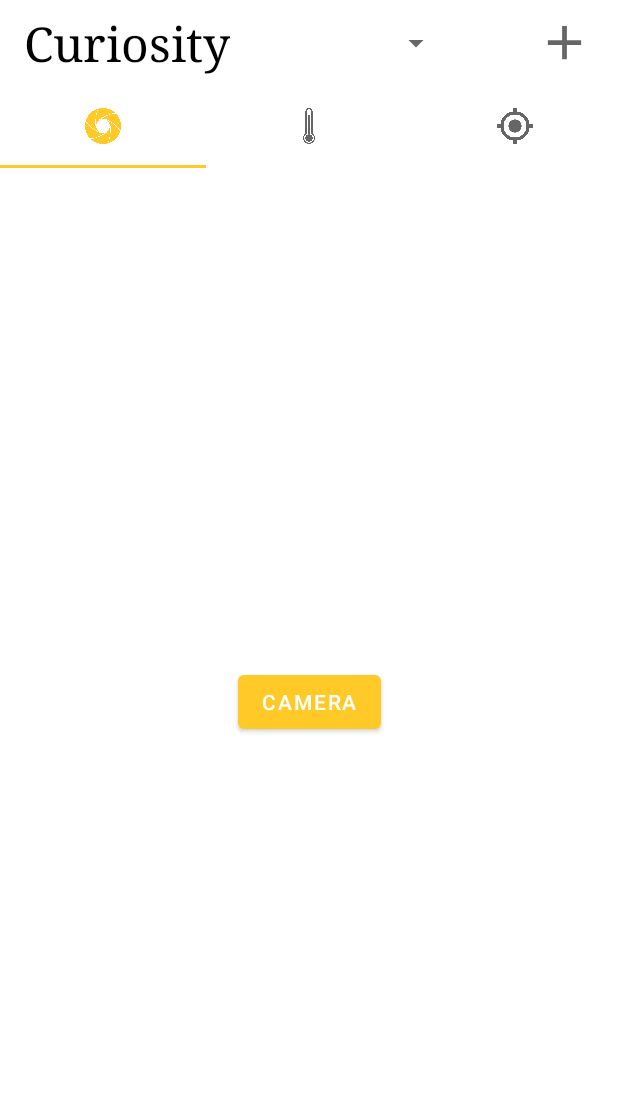
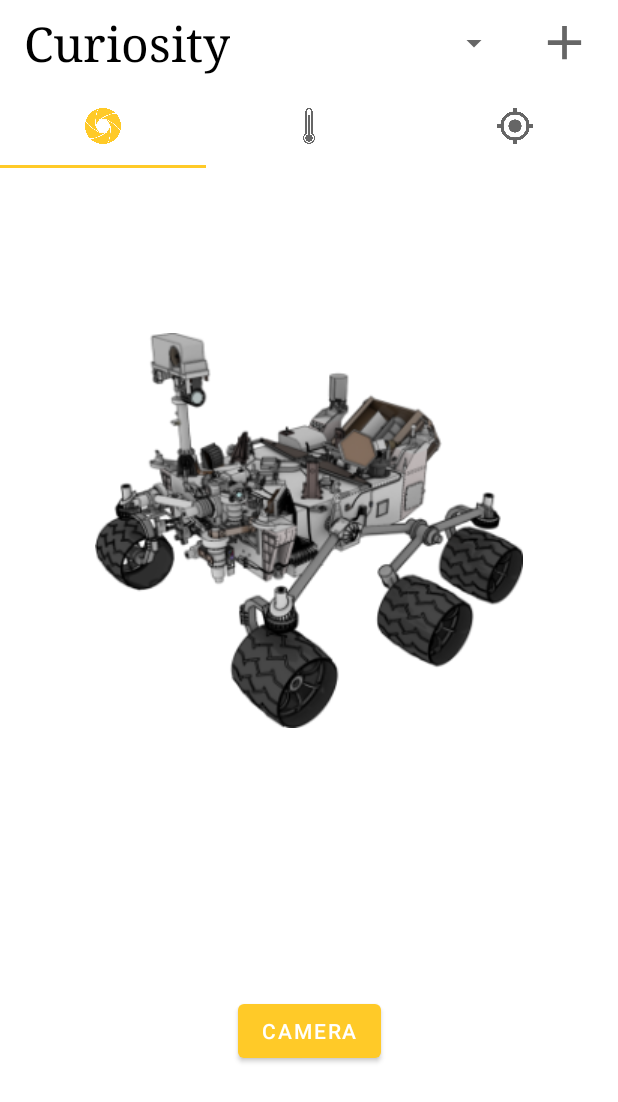
Before and after one commit to Solunax/Curiosity, an Android app: the screen it shows after launch (MainActivity), after a tap on an icon or button, on a phone screen of 412 x 824 dp. Shown: the top 1102 px of the screen. Run offline under Robolectric (Android 15) with nearby library versions, the phone set to English and light mode, and no system bars; our stand-ins replace Room's generated code; libraries missing offline, so code that uses them is left out: com.daimajia.androidanimations; 4 statements that could not run were skipped.

Commit message:
add map type select function(Hybrid, Normal), draw a route with the location of the Rover, Allow HTTP connections only from Gps Fragments, change Spinner design(font, text color), initialize Map markers and routes when user changes spinner items, Image Capture Test Code

```diff
--- a/app/src/main/AndroidManifest.xml
+++ b/app/src/main/AndroidManifest.xml
@@ -3,6 +3,7 @@
     package="com.project.curiosity">
 
     <uses-permission android:name="android.permission.INTERNET"/>
+    <uses-permission android:name="android.permission.WRITE_EXTERNAL_STORAGE"/>
 
     <application
         android:usesCleartextTraffic="true"
--- a/app/src/main/java/com/project/curiosity/MainActivity.kt
+++ b/app/src/main/java/com/project/curiosity/MainActivity.kt
@@ -14,6 +14,7 @@ import androidx.appcompat.content.res.AppCompatResources
 import com.google.android.material.tabs.TabLayout
 import com.google.android.material.tabs.TabLayoutMediator
 import com.project.curiosity.databinding.MainActivityBinding
+import com.project.curiosity.fragment.GpsFragment
 import com.project.curiosity.fragmentAdapter.StateAdapter
 import com.project.curiosity.room.AppDataBase
 import kotlinx.coroutines.CoroutineScope
@@ -30,6 +31,7 @@ class MainActivity : AppCompatActivity(){
     private val deviceNameList = LinkedList<String>()
     private val tabIcon = arrayOf(R.drawable.cam, R.drawable.temp, R.drawable.gps)
     private lateinit var deviceSpinner:Spinner
+    private var fragmentIndex = 1
 
     override fun onCreate(savedInstanceState: Bundle?) {
         super.onCreate(savedInstanceState)
@@ -48,8 +50,8 @@ class MainActivity : AppCompatActivity(){
             if(it.resultCode == RESULT_OK)
                 getDeviceID(deviceDB)
         }
-
-        viewPager.adapter = StateAdapter(supportFragmentManager, lifecycle)
+        val manager = supportFragmentManager
+        viewPager.adapter = StateAdapter(manager, lifecycle)
         viewPager.currentItem = 1
 
         addDeviceButton.setOnClickListener {
@@ -58,24 +60,30 @@ class MainActivity : AppCompatActivity(){
             getResultActivity.launch(intent)
         }
 
+        tabLayout.addOnTabSelectedListener(object : TabLayout.OnTabSelectedListener{
+            override fun onTabSelected(tab: TabLayout.Tab?) {
+                fragmentIndex = tab!!.position
+            }
 
-//        tabLayout.addOnTabSelectedListener(object : TabLayout.OnTabSelectedListener{
-//            override fun onTabSelected(tab: TabLayout.Tab?) {
-//
-//            }
-//
-//            override fun onTabUnselected(tab: TabLayout.Tab?) {
-//
-//            }
-//
-//            override fun onTabReselected(tab: TabLayout.Tab?) {
-//
-//            }
-//        })
+            override fun onTabUnselected(tab: TabLayout.Tab?) {
+            }
 
+            override fun onTabReselected(tab: TabLayout.Tab?) {
+            }
+        })
         TabLayoutMediator(tabLayout, viewPager){tab, position ->
             tab.icon = AppCompatResources.getDrawable(applicationContext, tabIcon[position])
         }.attach()
+
+        deviceSpinner.onItemSelectedListener = object : AdapterView.OnItemSelectedListener{
+            override fun onItemSelected(p0: AdapterView<*>?, p1: View?, p2: Int, p3: Long) {
+                val fragment: GpsFragment? = supportFragmentManager.findFragmentByTag("f2") as GpsFragment?
+                fragment?.drawRoute(true)
+            }
+
+            override fun onNothingSelected(p0: AdapterView<*>?) {
+            }
+        }
     }
 
     fun getSpinnerData():String{
@@ -87,17 +95,20 @@ class MainActivity : AppCompatActivity(){
 
     }
 
+    fun getFragmentLocation():Int{
+        return fragmentIndex
+    }
+
     private fun getDeviceID(db:AppDataBase){
         deviceNameList.clear()
         job = CoroutineScope(Dispatchers.IO).launch {
             val deviceList = db.DeviceDAO().getDeviceData()
-
             deviceList.forEach {
-                Log.d("DD", it.deviceID)
                 deviceNameList.add(it.deviceID)
             }
-            val adapter = ArrayAdapter(applicationContext, androidx.appcompat.R.layout.support_simple_spinner_dropdown_item, deviceNameList)
+            val adapter = ArrayAdapter(applicationContext, R.layout.spinner_item, deviceNameList)
             runOnUiThread { deviceSpinner.adapter = adapter }
         }
     }
+
 }
--- a/app/src/main/java/com/project/curiosity/fragmentAdapter/StateAdapter.kt
+++ b/app/src/main/java/com/project/curiosity/fragmentAdapter/StateAdapter.kt
@@ -11,16 +11,17 @@ import com.project.curiosity.fragment.GraphFragment
 private const val numberOfTab = 3
 
 class StateAdapter(fragmentManager: FragmentManager, lifecycle: Lifecycle) : FragmentStateAdapter(fragmentManager, lifecycle){
+    private val fragmentArray = arrayOf(CameraFragment(), GraphFragment(), GpsFragment())
     override fun getItemCount(): Int {
         return numberOfTab
     }
 
     override fun createFragment(position: Int): Fragment {
-        when(position){
-            0 -> return CameraFragment()
-            1 -> return GraphFragment()
-            2 -> return GpsFragment()
+        return when(position){
+            0 -> fragmentArray[0]
+            1 -> fragmentArray[1]
+            2 -> fragmentArray[2]
+            else -> fragmentArray[1]
         }
-        return GraphFragment()
     }
 }
--- a/app/src/main/java/com/project/curiosity/room/AppDataBase.kt
+++ b/app/src/main/java/com/project/curiosity/room/AppDataBase.kt
@@ -20,9 +20,5 @@ abstract class AppDataBase : RoomDatabase(){
             }
             return instance
         }
-//        Instance 초기화 코드
-//        fun deleteInstance(){
-//            instance = null
-//        }
     }
 }
--- a/app/src/main/res/layout/camera_fragment.xml
+++ b/app/src/main/res/layout/camera_fragment.xml
@@ -13,6 +13,18 @@
         app:layout_constraintBottom_toBottomOf="parent"
         app:layout_constraintEnd_toEndOf="parent"
         app:layout_constraintStart_toStartOf="parent"
-        app:layout_constraintTop_toTopOf="parent" />
+        app:layout_constraintTop_toTopOf="parent"
+        app:layout_constraintVertical_bias="0.83" />
+
+    <ImageView
+        android:id="@+id/imageView"
+        android:layout_width="wrap_content"
+        android:layout_height="wrap_content"
+        app:layout_constraintBottom_toBottomOf="parent"
+        app:layout_constraintEnd_toEndOf="parent"
+        app:layout_constraintStart_toStartOf="parent"
+        app:layout_constraintTop_toTopOf="parent"
+        app:layout_constraintVertical_bias="0.245"
+        app:srcCompat="@drawable/rover" />
 
 </androidx.constraintlayout.widget.ConstraintLayout>
--- a/app/src/main/res/layout/main_activity.xml
+++ b/app/src/main/res/layout/main_activity.xml
@@ -31,13 +31,15 @@
 
             <Spinner
                 android:id="@+id/device_name_spinner"
-                android:layout_width="120dp"
-                android:layout_height="60dp"
+                android:layout_width="169dp"
+                android:layout_height="49dp"
+                android:textAlignment="center"
                 app:layout_constraintBottom_toBottomOf="parent"
                 app:layout_constraintEnd_toEndOf="parent"
-                app:layout_constraintHorizontal_bias="0.6"
+                app:layout_constraintHorizontal_bias="0.681"
                 app:layout_constraintStart_toStartOf="parent"
-                app:layout_constraintTop_toTopOf="parent" />
+                app:layout_constraintTop_toTopOf="parent"
+                app:layout_constraintVertical_bias="0.571" />
 
             <ImageButton
                 android:id="@+id/add_device"
--- a/build.gradle
+++ b/build.gradle
@@ -1,7 +1,7 @@
 // Top-level build file where you can add configuration options common to all sub-projects/modules.
 plugins {
-    id 'com.android.application' version '7.1.2' apply false
-    id 'com.android.library' version '7.1.2' apply false
+    id 'com.android.application' version '7.2.1' apply false
+    id 'com.android.library' version '7.2.1' apply false
     id 'org.jetbrains.kotlin.android' version '1.5.30' apply false
 }
 
```
Also changed, not shown: app/src/main/java/com/project/curiosity/fragment/CameraFragment.kt (+34 -0 lines), app/src/main/java/com/project/curiosity/fragment/GpsFragment.kt (+55 -14 lines), app/src/main/res/layout/gps_fragment.xml (+15 -0 lines), gradle/wrapper/gradle-wrapper.properties.
